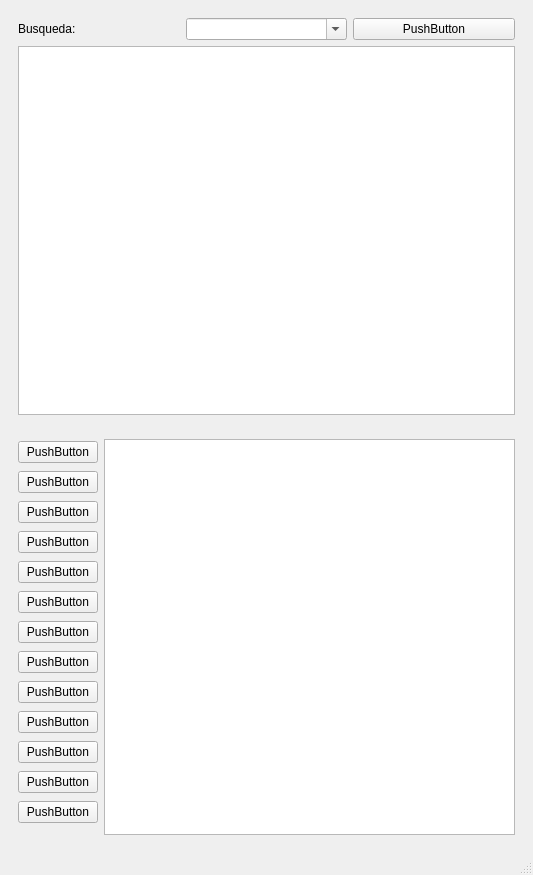
This is ui/QtNLP_Wordnet.ui in sorice/QtNLP-Wordnet as Qt 5 draws it before an edit. The edited form follows.
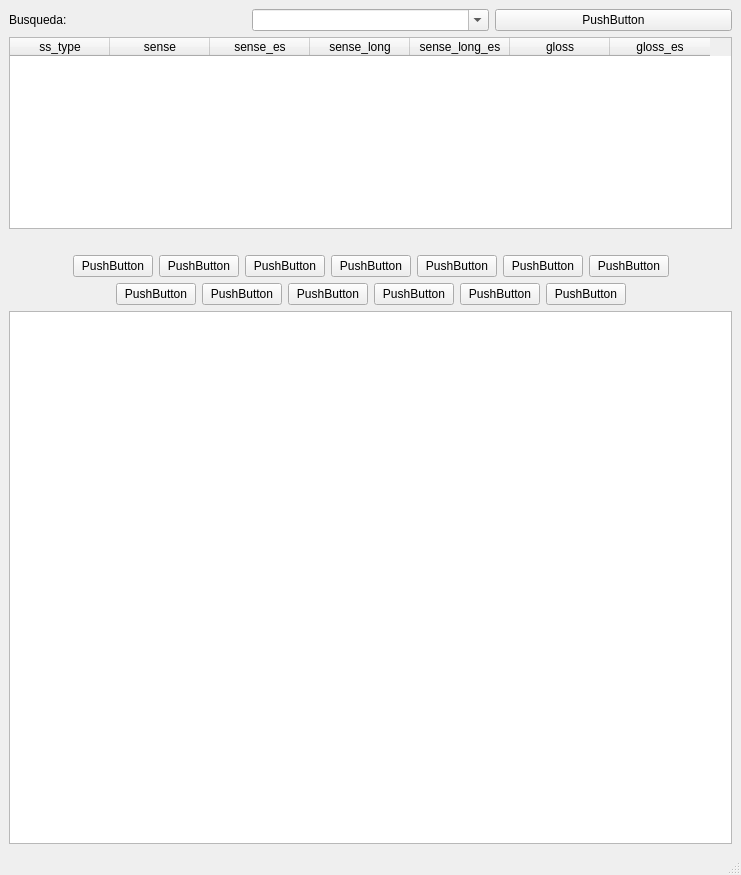
This is the edited form.

```diff
--- a/ui/QtNLP_Wordnet.ui
+++ b/ui/QtNLP_Wordnet.ui
@@ -6,7 +6,7 @@
    <rect>
     <x>0</x>
     <y>0</y>
-    <width>533</width>
+    <width>741</width>
     <height>875</height>
    </rect>
   </property>
@@ -14,11 +14,10 @@
    <string>QtNLP_Wordnet</string>
   </property>
   <widget class="QWidget" name="centralwidget">
-   <layout class="QGridLayout" name="gridLayout_4">
-    <item row="0" column="0">
-     <widget class="QWidget" name="widget" native="true">
       <layout class="QGridLayout" name="gridLayout_2">
        <item row="0" column="0">
+     <layout class="QVBoxLayout" name="verticalLayout_3">
+      <item>
         <layout class="QGridLayout" name="gridLayout">
          <item row="0" column="0">
           <layout class="QHBoxLayout" name="horizontalLayout">
@@ -49,21 +48,88 @@
           </layout>
          </item>
          <item row="1" column="0">
-          <widget class="QTableWidget" name="tableWidget"/>
+         <widget class="QTableWidget" name="tableWidget">
+          <property name="sizePolicy">
+           <sizepolicy hsizetype="Expanding" vsizetype="Fixed">
+            <horstretch>8</horstretch>
+            <verstretch>12</verstretch>
+           </sizepolicy>
+          </property>
+          <property name="minimumSize">
+           <size>
+            <width>0</width>
+            <height>10</height>
+           </size>
+          </property>
+          <property name="gridStyle">
+           <enum>Qt::DashDotLine</enum>
+          </property>
+          <column>
+           <property name="text">
+            <string>ss_type</string>
+           </property>
+          </column>
+          <column>
+           <property name="text">
+            <string>sense</string>
+           </property>
+          </column>
+          <column>
+           <property name="text">
+            <string>sense_es</string>
+           </property>
+          </column>
+          <column>
+           <property name="text">
+            <string>sense_long</string>
+           </property>
+          </column>
+          <column>
+           <property name="text">
+            <string>sense_long_es</string>
+           </property>
+          </column>
+          <column>
+           <property name="text">
+            <string>gloss</string>
+           </property>
+          </column>
+          <column>
+           <property name="text">
+            <string>gloss_es</string>
+           </property>
+          </column>
+         </widget>
          </item>
         </layout>
        </item>
-      </layout>
-     </widget>
-    </item>
-    <item row="1" column="0">
-     <widget class="QWidget" name="widget_2" native="true">
-      <layout class="QGridLayout" name="gridLayout_3">
-       <item row="0" column="0">
-        <layout class="QHBoxLayout" name="horizontalLayout_2">
+      <item>
+       <widget class="QLabel" name="label_2">
+        <property name="text">
+         <string/>
+        </property>
+       </widget>
+      </item>
+      <item>
+       <layout class="QVBoxLayout" name="verticalLayout_2">
          <item>
           <layout class="QVBoxLayout" name="verticalLayout">
            <item>
+           <layout class="QHBoxLayout" name="horizontalLayout_2">
+            <item>
+             <spacer name="horizontalSpacer_3">
+              <property name="orientation">
+               <enum>Qt::Horizontal</enum>
+              </property>
+              <property name="sizeHint" stdset="0">
+               <size>
+                <width>40</width>
+                <height>20</height>
+               </size>
+              </property>
+             </spacer>
+            </item>
+            <item>
             <widget class="QPushButton" name="pushButton_2">
              <property name="text">
               <string>PushButton</string>
@@ -113,6 +179,36 @@
             </widget>
            </item>
            <item>
+             <spacer name="horizontalSpacer_4">
+              <property name="orientation">
+               <enum>Qt::Horizontal</enum>
+              </property>
+              <property name="sizeHint" stdset="0">
+               <size>
+                <width>40</width>
+                <height>20</height>
+               </size>
+              </property>
+             </spacer>
+            </item>
+           </layout>
+          </item>
+          <item>
+           <layout class="QHBoxLayout" name="horizontalLayout_3">
+            <item>
+             <spacer name="horizontalSpacer_2">
+              <property name="orientation">
+               <enum>Qt::Horizontal</enum>
+              </property>
+              <property name="sizeHint" stdset="0">
+               <size>
+                <width>40</width>
+                <height>20</height>
+               </size>
+              </property>
+             </spacer>
+            </item>
+            <item>
             <widget class="QPushButton" name="pushButton_9">
              <property name="text">
               <string>PushButton</string>
@@ -154,6 +250,21 @@
              </property>
             </widget>
            </item>
+            <item>
+             <spacer name="horizontalSpacer">
+              <property name="orientation">
+               <enum>Qt::Horizontal</enum>
+              </property>
+              <property name="sizeHint" stdset="0">
+               <size>
+                <width>40</width>
+                <height>20</height>
+               </size>
+              </property>
+             </spacer>
+            </item>
+           </layout>
+          </item>
           </layout>
          </item>
          <item>
@@ -162,7 +273,6 @@
         </layout>
        </item>
       </layout>
-     </widget>
     </item>
    </layout>
   </widget>
```
Left out of the diff: 2 changed lines with no effect on the pictures. Lines whose indentation alone changed are shown as unchanged.
